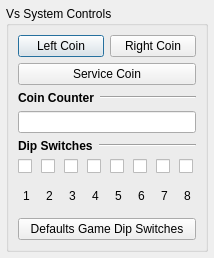
Before: the Qt Designer form src/gui/designer/dlgVsSystem.ui in punesemu/puNES, drawn with Qt 5.
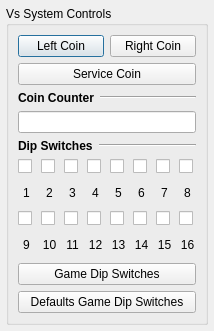
After: the same form once the commit is applied.

Commit message:
Patches set for DualSystem support #8.
Fixed dip switches support.

The edit to the form file:
```diff
--- a/src/gui/designer/dlgVsSystem.ui
+++ b/src/gui/designer/dlgVsSystem.ui
@@ -7,7 +7,7 @@
     <x>0</x>
     <y>0</y>
     <width>214</width>
-    <height>258</height>
+    <height>331</height>
    </rect>
   </property>
   <property name="windowTitle">
@@ -266,6 +266,145 @@
         </item>
        </layout>
       </item>
+      <item>
+       <layout class="QGridLayout" name="gridLayout_dip_switches2">
+        <item row="1" column="3">
+         <widget class="QLabel" name="label_ds13">
+          <property name="text">
+           <string>12</string>
+          </property>
+          <property name="alignment">
+           <set>Qt::AlignCenter</set>
+          </property>
+          <property name="textInteractionFlags">
+           <set>Qt::NoTextInteraction</set>
+          </property>
+         </widget>
+        </item>
+        <item row="1" column="4">
+         <widget class="QLabel" name="label_ds12">
+          <property name="text">
+           <string>13</string>
+          </property>
+          <property name="alignment">
+           <set>Qt::AlignCenter</set>
+          </property>
+          <property name="textInteractionFlags">
+           <set>Qt::NoTextInteraction</set>
+          </property>
+         </widget>
+        </item>
+        <item row="1" column="5">
+         <widget class="QLabel" name="label_ds11">
+          <property name="text">
+           <string>14</string>
+          </property>
+          <property name="alignment">
+           <set>Qt::AlignCenter</set>
+          </property>
+          <property name="textInteractionFlags">
+           <set>Qt::NoTextInteraction</set>
+          </property>
+         </widget>
+        </item>
+        <item row="1" column="6">
+         <widget class="QLabel" name="label_ds10">
+          <property name="text">
+           <string>15</string>
+          </property>
+          <property name="alignment">
+           <set>Qt::AlignCenter</set>
+          </property>
+          <property name="textInteractionFlags">
+           <set>Qt::NoTextInteraction</set>
+          </property>
+         </widget>
+        </item>
+        <item row="1" column="7">
+         <widget class="QLabel" name="label_ds9">
+          <property name="text">
+           <string>16</string>
+          </property>
+          <property name="alignment">
+           <set>Qt::AlignCenter</set>
+          </property>
+          <property name="textInteractionFlags">
+           <set>Qt::NoTextInteraction</set>
+          </property>
+         </widget>
+        </item>
+        <item row="1" column="2">
+         <widget class="QLabel" name="label_ds14">
+          <property name="text">
+           <string>11</string>
+          </property>
+          <property name="alignment">
+           <set>Qt::AlignCenter</set>
+          </property>
+          <property name="textInteractionFlags">
+           <set>Qt::NoTextInteraction</set>
+          </property>
+         </widget>
+        </item>
+        <item row="1" column="1">
+         <widget class="QLabel" name="label_ds15">
+          <property name="text">
+           <string>10</string>
+          </property>
+          <property name="alignment">
+           <set>Qt::AlignCenter</set>
+          </property>
+          <property name="textInteractionFlags">
+           <set>Qt::NoTextInteraction</set>
+          </property>
+         </widget>
+        </item>
+        <item row="1" column="0">
+         <widget class="QLabel" name="label_ds16">
+          <property name="text">
+           <string>9</string>
+          </property>
+          <property name="alignment">
+           <set>Qt::AlignCenter</set>
+          </property>
+          <property name="textInteractionFlags">
+           <set>Qt::NoTextInteraction</set>
+          </property>
+         </widget>
+        </item>
+        <item row="0" column="7">
+         <widget class="QCheckBox" name="checkBox_ds16"/>
+        </item>
+        <item row="0" column="6">
+         <widget class="QCheckBox" name="checkBox_ds15"/>
+        </item>
+        <item row="0" column="5">
+         <widget class="QCheckBox" name="checkBox_ds14"/>
+        </item>
+        <item row="0" column="4">
+         <widget class="QCheckBox" name="checkBox_ds13"/>
+        </item>
+        <item row="0" column="3">
+         <widget class="QCheckBox" name="checkBox_ds12"/>
+        </item>
+        <item row="0" column="2">
+         <widget class="QCheckBox" name="checkBox_ds11"/>
+        </item>
+        <item row="0" column="1">
+         <widget class="QCheckBox" name="checkBox_ds10"/>
+        </item>
+        <item row="0" column="0">
+         <widget class="QCheckBox" name="checkBox_ds9"/>
+        </item>
+       </layout>
+      </item>
+      <item>
+       <widget class="QPushButton" name="pushButton_Dip_Switches">
+        <property name="text">
+         <string>Game Dip Switches</string>
+        </property>
+       </widget>
+      </item>
       <item>
        <widget class="QPushButton" name="pushButton_Defaults_Dip_Switches">
         <property name="text">
```
The commit also changes 13 other files.
